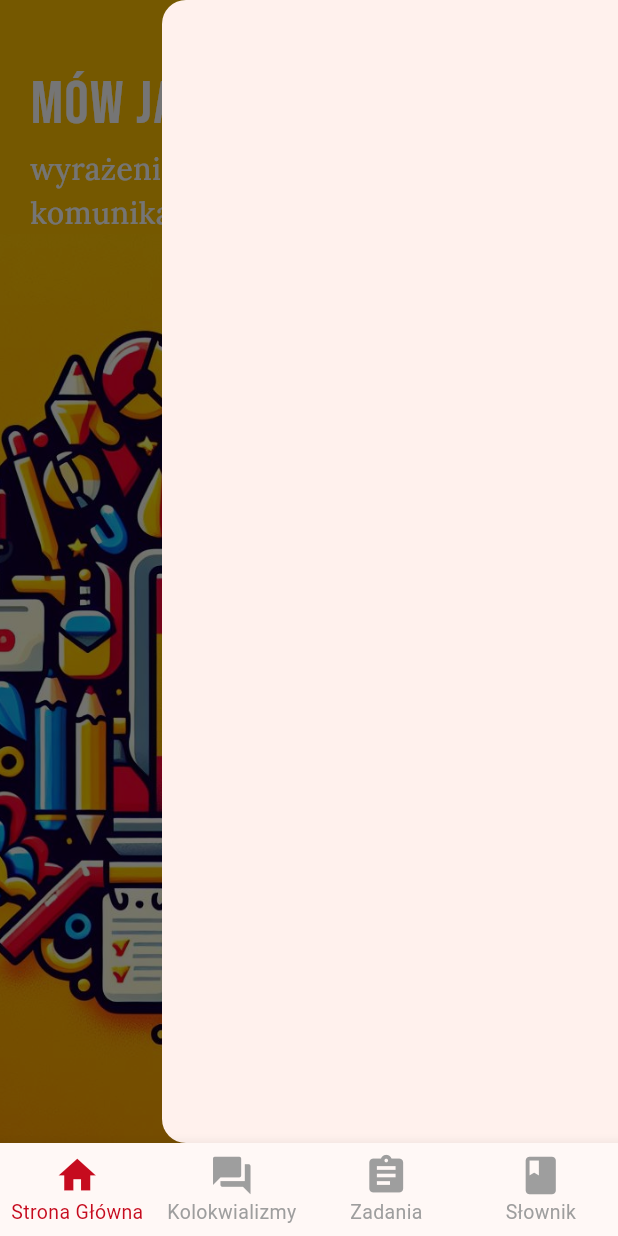
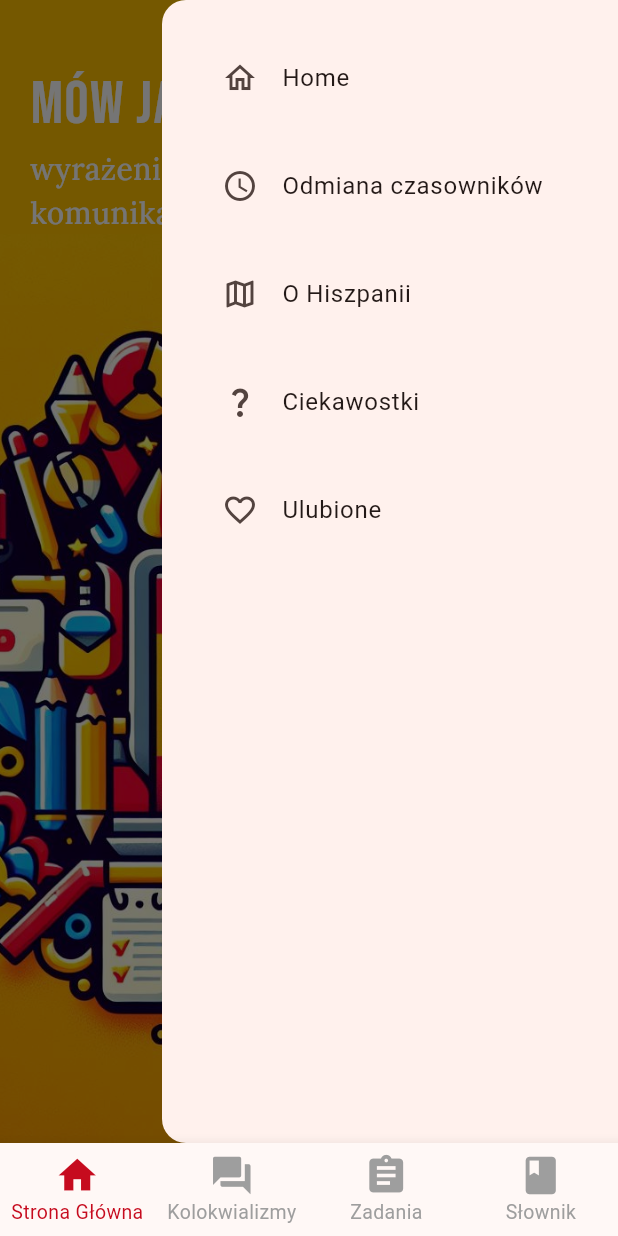
Before and after one commit to mateuszkasprzak94/street_talk, a Flutter app: the screen it shows after launch, with the side drawer open, on a phone screen of 412 x 824 dp. Run offline on Flutter 3.47's test engine with Material 3 defaults, Android fonts, the light colour scheme and no system bars; our stand-ins replace google_fonts.

Commit message:
Implement Drawer

```diff
--- a/lib/app/app.dart
+++ b/lib/app/app.dart
@@ -10,8 +10,6 @@ class MyApp extends StatelessWidget {
       debugShowCheckedModeBanner: false,
       title: 'Flutter Demo',
       theme: ThemeData(
-        appBarTheme:
-            const AppBarTheme(iconTheme: IconThemeData(color: Colors.white)),
         colorScheme: ColorScheme.fromSeed(seedColor: Colors.deepOrangeAccent),
         useMaterial3: true,
       ),
--- /dev/null
+++ b/lib/app/drawer/drawer.dart
@@ -0,0 +1,83 @@
+import 'package:flutter/material.dart';
+import 'package:street_talk/app/drawer/drawer_content/favourites/favourites.dart';
+import 'package:street_talk/app/pages/main_page/main_page.dart';
+
+class NavigationDrawerWidget extends StatelessWidget {
+  const NavigationDrawerWidget({
+    super.key,
+  });
+
+  @override
+  Widget build(BuildContext context) {
+    return Drawer(
+      child: SingleChildScrollView(
+        child: Column(
+          crossAxisAlignment: CrossAxisAlignment.stretch,
+          children: <Widget>[
+            buildHeader(context),
+            buildMenuItems(context),
+          ],
+        ),
+      ),
+    );
+  }
+
+  Widget buildHeader(BuildContext context) => Container(
+        color: const Color(0xFFc60b1e),
+        padding: EdgeInsets.only(
+          top: MediaQuery.of(context).padding.top,
+        ),
+        child: const Column(
+          children: [],
+        ),
+      );
+
+  Widget buildMenuItems(BuildContext context) => Container(
+        padding: const EdgeInsets.all(24),
+        child: Wrap(
+          runSpacing: 16,
+          children: [
+            ListTile(
+              leading: const Icon(Icons.home_outlined),
+              title: const Text('Home'),
+              onTap: () {
+                Navigator.of(context).pushReplacement(
+                  MaterialPageRoute(
+                    builder: (context) => const MainPage(),
+                  ),
+                );
+              },
+            ),
+            ListTile(
+              leading: const Icon(Icons.access_time),
+              title: const Text('Odmiana czasowników'),
+              onTap: () {},
+            ),
+            ListTile(
+              leading: const Icon(Icons.map_outlined),
+              title: const Text('O Hiszpanii'),
+              onTap: () {},
+            ),
+            ListTile(
+              leading: const Icon(Icons.question_mark),
+              title: const Text('Ciekawostki'),
+              onTap: () {},
+            ),
+            ListTile(
+              leading: const Icon(Icons.favorite_border),
+              title: const Text('Ulubione'),
+              onTap: () {
+                // close navigation drawer before
+                Navigator.pop(context);
+
+                Navigator.of(context).push(
+                  MaterialPageRoute(
+                    builder: (context) => const FavouritesPage(),
+                  ),
+                );
+              },
+            ),
+          ],
+        ),
+      );
+}
--- a/lib/app/pages/home_page/home_page.dart
+++ b/lib/app/pages/home_page/home_page.dart
@@ -1,5 +1,6 @@
 import 'package:flutter/material.dart';
 import 'package:google_fonts/google_fonts.dart';
+import 'package:street_talk/app/drawer/drawer.dart';
 
 class HomePage extends StatefulWidget {
   const HomePage({super.key});
@@ -17,7 +18,7 @@ class _HomePageState extends State<HomePage> {
         bottom: PreferredSize(
           preferredSize: const Size.fromHeight(100),
           child: Padding(
-            padding: EdgeInsets.symmetric(horizontal: 20),
+            padding: const EdgeInsets.symmetric(horizontal: 20),
             child: Column(
               crossAxisAlignment: CrossAxisAlignment.stretch,
               children: [
@@ -46,7 +47,7 @@ class _HomePageState extends State<HomePage> {
               fit: BoxFit.fitHeight),
         ),
       ),
-      endDrawer: const Drawer(),
+      endDrawer: NavigationDrawerWidget(),
     );
   }
 }
```
Also changed, not shown: lib/app/drawer/drawer_content/favourites/favourites.dart (added, +19 -0 lines), lib/app/pages/colloquialisms_page/colloquialisms_page.dart (+16 -11 lines), lib/app/pages/dictionary_page/dictionary_page.dart (+23 -1 lines), lib/app/pages/tasks_page/tasks_page.dart (+16 -14 lines).
